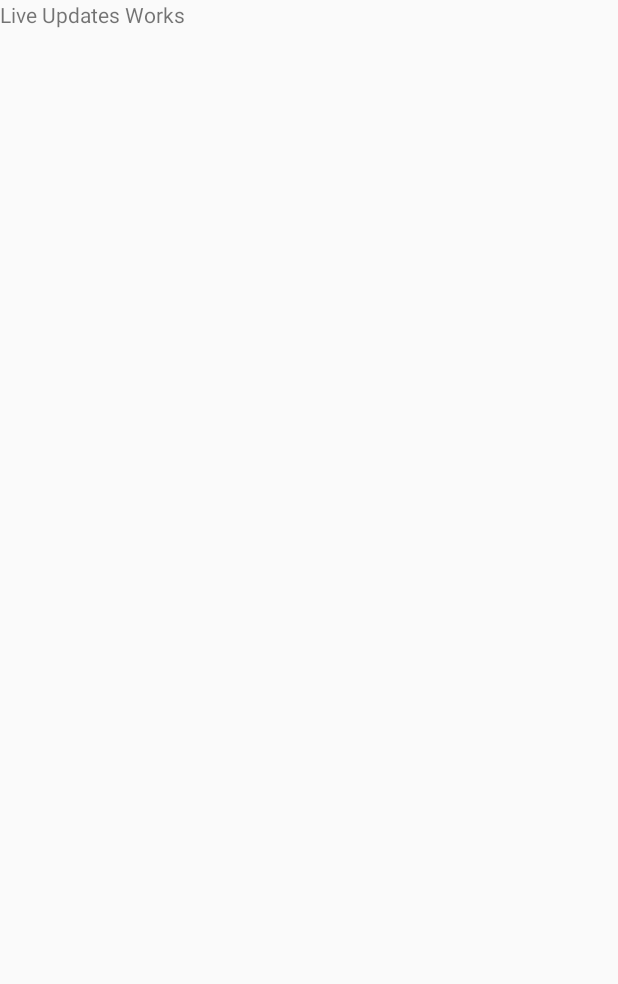
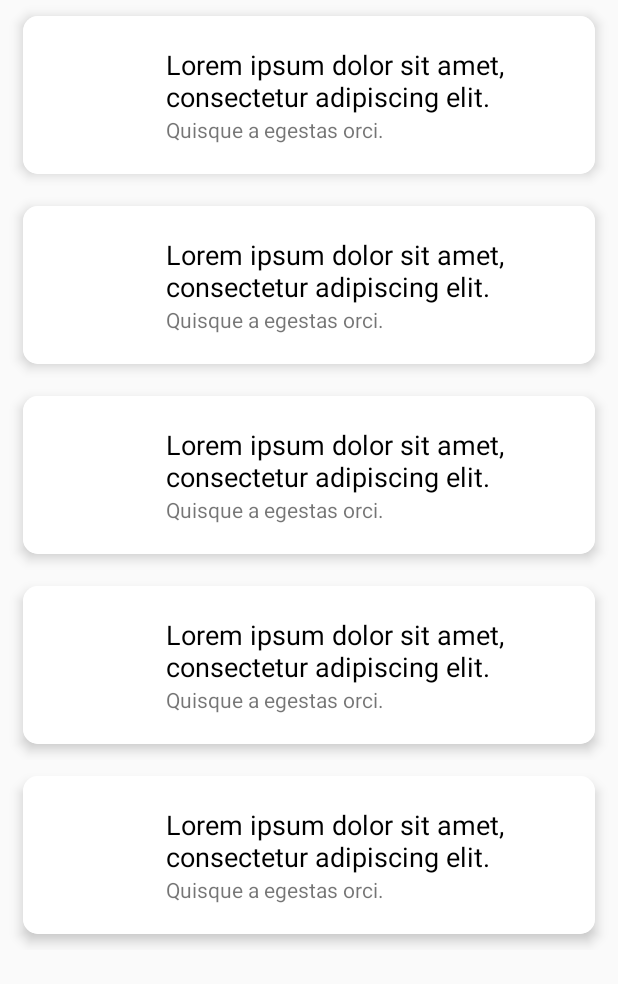
Before and after one commit to KnightHacks/KnightHacks_androiddev, an Android app: the LiveUpdates screen opened directly, with no data from a screen before it, on a phone screen of 412 x 824 dp. Before the commit the part shown is almost empty. Shown: the top 984 px of the screen. Run offline under Robolectric (Android 15) with nearby library versions, the light colour scheme and no system bars; pictures from the network do not load.

Commit message:
Add generic vertical section card

```diff
--- a/app/src/main/java/org/httpsknighthacks/knighthacksandroid/FAQs.java
+++ b/app/src/main/java/org/httpsknighthacks/knighthacksandroid/FAQs.java
@@ -2,12 +2,47 @@ package org.httpsknighthacks.knighthacksandroid;
 
 import android.support.v7.app.AppCompatActivity;
 import android.os.Bundle;
+import android.support.v7.widget.LinearLayoutManager;
+import android.support.v7.widget.RecyclerView;
+
+import java.util.ArrayList;
 
 public class FAQs extends AppCompatActivity {
+
+    private ArrayList<String> mCardImageList;
+    private ArrayList<String> mCardTitleList;
+    private ArrayList<String> mCardSubtitleList;
 
     @Override
     protected void onCreate(Bundle savedInstanceState) {
         super.onCreate(savedInstanceState);
         setContentView(R.layout.activity_faqs);
+
+        mCardImageList = new ArrayList<>();
+        mCardTitleList = new ArrayList<>();
+        mCardSubtitleList = new ArrayList<>();
+
+        getCardComponents();
+        loadRecyclerView();
+    }
+
+    private void getCardComponents() {
+        int tempNumCards = 5;
+
+        for (int i = 0; i < tempNumCards; i++) {
+            mCardImageList.add(getResources().getString(R.string.vertical_card_image_dummy));
+            mCardTitleList.add(getResources().getString(R.string.vertical_card_title_dummy));
+        }
+    }
+
+    private void loadRecyclerView() {
+        LinearLayoutManager linearLayoutManager = new LinearLayoutManager(this, LinearLayoutManager.VERTICAL, false);
+        RecyclerView recyclerView = findViewById(R.id.faqs_vertical_section_card_container);
+        recyclerView.setLayoutManager(linearLayoutManager);
+
+        VerticalSectionCard_RecyclerViewAdapter horizontalSectionCardRecyclerViewAdapter =
+                new VerticalSectionCard_RecyclerViewAdapter(this, mCardImageList,
+                        mCardTitleList, mCardSubtitleList);
+        recyclerView.setAdapter(horizontalSectionCardRecyclerViewAdapter);
     }
 }
--- a/app/src/main/java/org/httpsknighthacks/knighthacksandroid/LiveUpdates.java
+++ b/app/src/main/java/org/httpsknighthacks/knighthacksandroid/LiveUpdates.java
@@ -2,12 +2,48 @@ package org.httpsknighthacks.knighthacksandroid;
 
 import android.support.v7.app.AppCompatActivity;
 import android.os.Bundle;
+import android.support.v7.widget.LinearLayoutManager;
+import android.support.v7.widget.RecyclerView;
+
+import java.util.ArrayList;
 
 public class LiveUpdates extends AppCompatActivity {
+
+    private ArrayList<String> mCardImageList;
+    private ArrayList<String> mCardTitleList;
+    private ArrayList<String> mCardSubtitleList;
 
     @Override
     protected void onCreate(Bundle savedInstanceState) {
         super.onCreate(savedInstanceState);
         setContentView(R.layout.activity_live_updates);
+
+        mCardImageList = new ArrayList<>();
+        mCardTitleList = new ArrayList<>();
+        mCardSubtitleList = new ArrayList<>();
+
+        getCardComponents();
+        loadRecyclerView();
+    }
+
+    private void getCardComponents() {
+        int tempNumCards = 5;
+
+        for (int i = 0; i < tempNumCards; i++) {
+            mCardImageList.add(getResources().getString(R.string.vertical_card_image_dummy));
+            mCardTitleList.add(getResources().getString(R.string.vertical_card_title_dummy));
+            mCardSubtitleList.add(getResources().getString(R.string.vertical_card_subtitle_dummy));
+        }
+    }
+
+    private void loadRecyclerView() {
+        LinearLayoutManager linearLayoutManager = new LinearLayoutManager(this, LinearLayoutManager.VERTICAL, false);
+        RecyclerView recyclerView = findViewById(R.id.live_updates_vertical_section_card_container);
+        recyclerView.setLayoutManager(linearLayoutManager);
+
+        VerticalSectionCard_RecyclerViewAdapter horizontalSectionCardRecyclerViewAdapter =
+                new VerticalSectionCard_RecyclerViewAdapter(this, mCardImageList,
+                        mCardTitleList, mCardSubtitleList);
+        recyclerView.setAdapter(horizontalSectionCardRecyclerViewAdapter);
     }
 }
--- /dev/null
+++ b/app/src/main/java/org/httpsknighthacks/knighthacksandroid/VerticalSectionCard_RecyclerViewAdapter.java
@@ -0,0 +1,87 @@
+package org.httpsknighthacks.knighthacksandroid;
+
+import android.content.Context;
+import android.support.annotation.NonNull;
+import android.support.v7.widget.CardView;
+import android.support.v7.widget.RecyclerView;
+import android.view.LayoutInflater;
+import android.view.View;
+import android.view.ViewGroup;
+import android.widget.ImageView;
+import android.widget.TextView;
+
+import com.bumptech.glide.Glide;
+
+import java.util.ArrayList;
+
+public class VerticalSectionCard_RecyclerViewAdapter extends RecyclerView.Adapter<VerticalSectionCard_RecyclerViewAdapter.ViewHolder> {
+
+    private ArrayList<String> mCardImageList;
+    private ArrayList<String> mCardTitleList;
+    private ArrayList<String> mCardSubtitleList;
+
+    private Context mContext;
+
+    public VerticalSectionCard_RecyclerViewAdapter(Context mContext,
+                                                     ArrayList<String> mCardImageList,
+                                                     ArrayList<String> mCardTitleList,
+                                                     ArrayList<String> mCardSubtitleList) {
+        this.mContext = mContext;
+        this.mCardImageList = mCardImageList;
+        this.mCardTitleList = mCardTitleList;
+        this.mCardSubtitleList = mCardSubtitleList;
+    }
+
+    @NonNull
+    @Override
+    public ViewHolder onCreateViewHolder(@NonNull ViewGroup parent, int viewType) {
+        return new ViewHolder(LayoutInflater.from(parent.getContext()).inflate(R.layout.vertical_section_card, parent, false));
+    }
+
+    @Override
+    public void onBindViewHolder(@NonNull ViewHolder holder, final int position) {
+        // Only load parts of the generic vertical card if needed
+
+        if (position < mCardImageList.size()) {
+            Glide.with(mContext)
+                    .asBitmap()
+                    .load(mCardImageList.get(position))
+                    .into(holder.mCardImage);
+        } else {
+            holder.mCardImage.setVisibility(View.GONE);
+        }
+
+        if (position < mCardTitleList.size()) {
+            holder.mCardTitle.setText(mCardTitleList.get(position));
+        } else {
+            holder.mCardTitle.setVisibility(View.GONE);
+        }
+
+        if (position < mCardSubtitleList.size()) {
+            holder.mCardSubtitle.setText(mCardSubtitleList.get(position));
+        } else {
+            holder.mCardSubtitle.setVisibility(View.GONE);
+        }
+    }
+
+    @Override
+    public int getItemCount() {
+        return Math.max(mCardImageList.size(), Math.max(mCardTitleList.size(), mCardSubtitleList.size()));
+    }
+
+    public class ViewHolder extends RecyclerView.ViewHolder{
+        CardView mCardView;
+        ImageView mCardImage;
+        TextView mCardTitle;
+        TextView mCardSubtitle;
+
+        public ViewHolder(View itemView) {
+            super(itemView);
+            this.mCardView = itemView.findViewById(R.id.vertical_section_card_view);
+            this.mCardImage = itemView.findViewById(R.id.vertical_section_card_image);
+            this.mCardTitle = itemView.findViewById(R.id.vertical_section_card_title);
+            this.mCardSubtitle = itemView.findViewById(R.id.vertical_section_card_subtitle);
+        }
+    }
+
+}
--- a/app/src/main/res/layout/activity_faqs.xml
+++ b/app/src/main/res/layout/activity_faqs.xml
@@ -6,10 +6,8 @@
     android:layout_height="match_parent"
     tools:context=".FAQs">
 
-    <TextView
+    <android.support.v7.widget.RecyclerView
+        android:id="@+id/faqs_vertical_section_card_container"
         android:layout_width="match_parent"
-        android:layout_height="match_parent"
-        android:text="FAQs works!"
-        />
-
+        android:layout_height="match_parent" />
 </android.support.constraint.ConstraintLayout>
--- a/app/src/main/res/layout/activity_live_updates.xml
+++ b/app/src/main/res/layout/activity_live_updates.xml
@@ -6,10 +6,11 @@
     android:layout_height="match_parent"
     tools:context=".LiveUpdates">
 
-    <TextView
+    <android.support.v7.widget.RecyclerView
+        android:id="@+id/live_updates_vertical_section_card_container"
         android:layout_width="match_parent"
-        android:layout_height="match_parent"
-        android:text="Live Updates Works"
-        />
+        android:layout_height="match_parent">
+
+    </android.support.v7.widget.RecyclerView>
 
 </android.support.constraint.ConstraintLayout>
--- /dev/null
+++ b/app/src/main/res/layout/vertical_section_card.xml
@@ -0,0 +1,63 @@
+<?xml version="1.0" encoding="utf-8"?>
+<RelativeLayout xmlns:android="http://schemas.android.com/apk/res/android"
+    xmlns:app="http://schemas.android.com/apk/res-auto"
+    android:layout_width="match_parent"
+    android:layout_height="wrap_content">
+
+    <android.support.v7.widget.CardView
+        android:id="@+id/vertical_section_card_view"
+        android:layout_width="match_parent"
+        android:layout_height="wrap_content"
+        android:layout_centerInParent="true"
+        android:layout_marginLeft="7dp"
+        android:layout_marginRight="7dp"
+        android:background="@android:color/white"
+        app:cardCornerRadius="10dp"
+        app:cardElevation="5dp"
+        app:cardUseCompatPadding="true">
+
+        <RelativeLayout
+            android:id="@+id/vertical_section_card_container"
+            android:layout_width="match_parent"
+            android:layout_height="match_parent"
+            android:background="@android:color/white"
+            android:padding="20dp">
+
+            <ImageView
+                android:id="@+id/vertical_section_card_image"
+                android:layout_width="wrap_content"
+                android:layout_height="wrap_content"
+                android:layout_alignParentLeft="true"
+                android:layout_alignParentStart="true"
+                android:layout_centerVertical="true"
+                android:adjustViewBounds="true"
+                android:maxWidth="100dp"
+                android:minWidth="50dp"
+                android:scaleType="fitStart" />
+
+            <TextView
+                android:id="@+id/vertical_section_card_title"
+                android:layout_width="wrap_content"
+                android:layout_height="wrap_content"
+                android:layout_alignParentTop="true"
+                android:layout_marginLeft="25dp"
+                android:layout_marginStart="25dp"
+                android:layout_toEndOf="@+id/vertical_section_card_image"
+                android:layout_toRightOf="@+id/vertical_section_card_image"
+                android:text="@string/vertical_card_title_dummy"
+                android:textColor="@android:color/black"
+                android:textSize="18sp" />
+
+            <TextView
+                android:id="@+id/vertical_section_card_subtitle"
+                android:layout_width="wrap_content"
+                android:layout_height="wrap_content"
+                android:layout_alignLeft="@+id/vertical_section_card_title"
+                android:layout_alignStart="@+id/vertical_section_card_title"
+                android:layout_below="@+id/vertical_section_card_title"
+                android:text="@string/vertical_card_subtitle_dummy" />
+        </RelativeLayout>
+    </android.support.v7.widget.CardView>
+
+
+</RelativeLayout>
--- a/app/src/main/res/values/strings.xml
+++ b/app/src/main/res/values/strings.xml
@@ -7,4 +7,9 @@
     <string name="faqs_card_title">FAQs</string>
     <string name="workshops_card_title">Workshops</string>
     <string name="sponsors_card_title">Sponsors</string>
+
+    <string name="vertical_card_image_dummy">https://user-images.githubusercontent.com/13206138/45260286-148a6e80-b3b1-11e8-9d14-8001a1b8333d.png</string>
+    <string name="vertical_card_title_dummy">Lorem ipsum dolor sit amet, consectetur adipiscing elit.</string>
+    <string name="vertical_card_subtitle_dummy">Quisque a egestas orci.</string>
+
 </resources>
```
